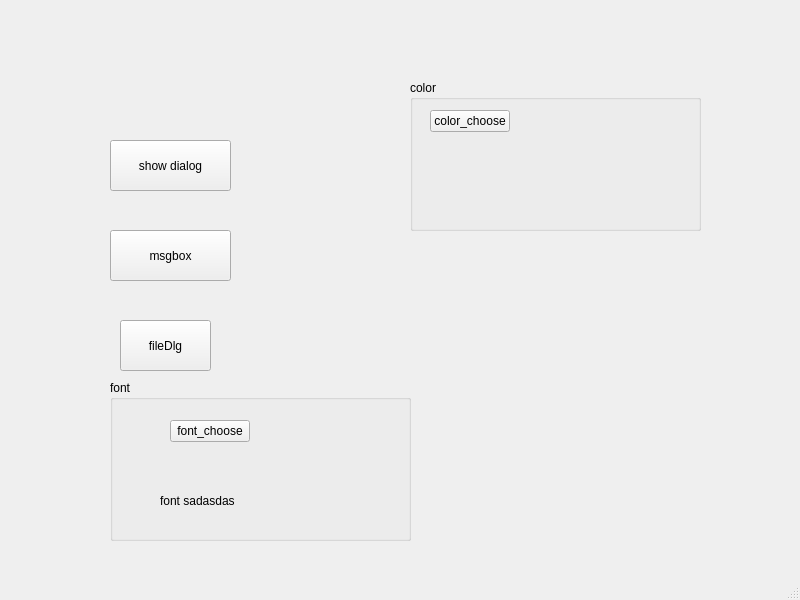
The window that QDialog/src/MainWindow.ui (serenNan/QtLearn) describes before a commit, drawn with Qt 5.
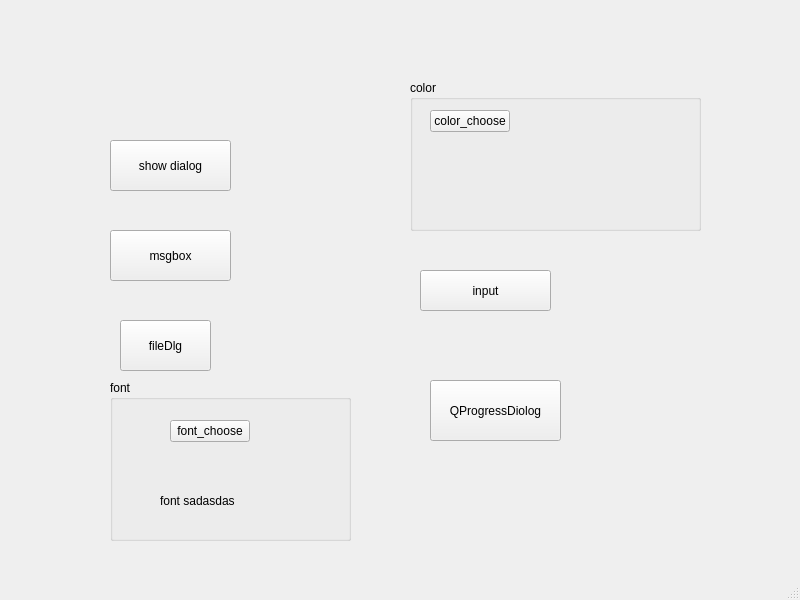
The same window after the commit.

What changed in the file:
```diff
--- a/QDialog/src/MainWindow.ui
+++ b/QDialog/src/MainWindow.ui
@@ -58,7 +58,7 @@
      <rect>
       <x>110</x>
       <y>380</y>
-      <width>301</width>
+      <width>241</width>
       <height>161</height>
      </rect>
     </property>
@@ -144,6 +144,32 @@
      </property>
     </widget>
    </widget>
+   <widget class="QPushButton" name="inputdlg">
+    <property name="geometry">
+     <rect>
+      <x>420</x>
+      <y>270</y>
+      <width>131</width>
+      <height>41</height>
+     </rect>
+    </property>
+    <property name="text">
+     <string>input</string>
+    </property>
+   </widget>
+   <widget class="QPushButton" name="progressdlg">
+    <property name="geometry">
+     <rect>
+      <x>430</x>
+      <y>380</y>
+      <width>131</width>
+      <height>61</height>
+     </rect>
+    </property>
+    <property name="text">
+     <string>QProgressDiolog</string>
+    </property>
+   </widget>
   </widget>
   <widget class="QMenuBar" name="menubar">
    <property name="geometry">
```
